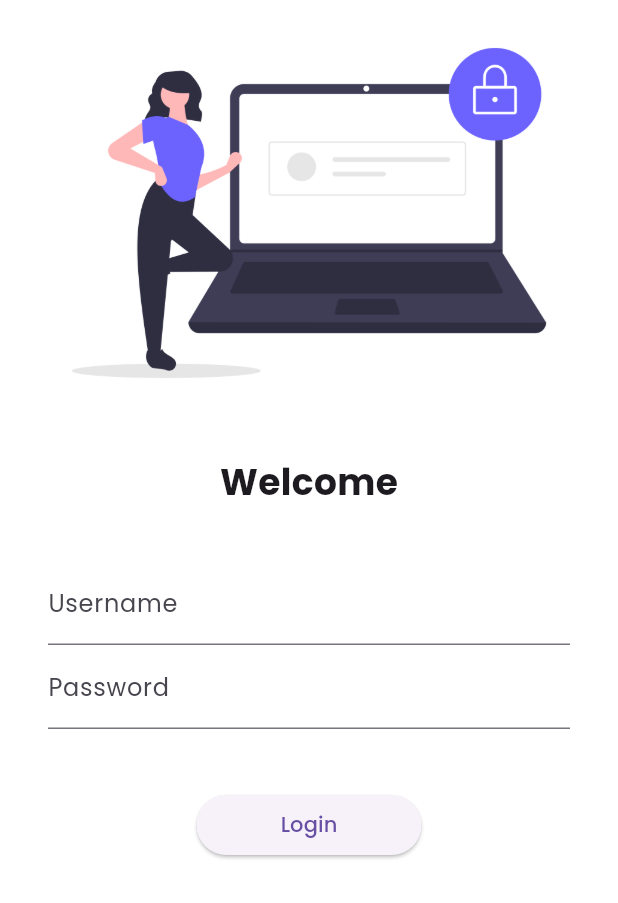
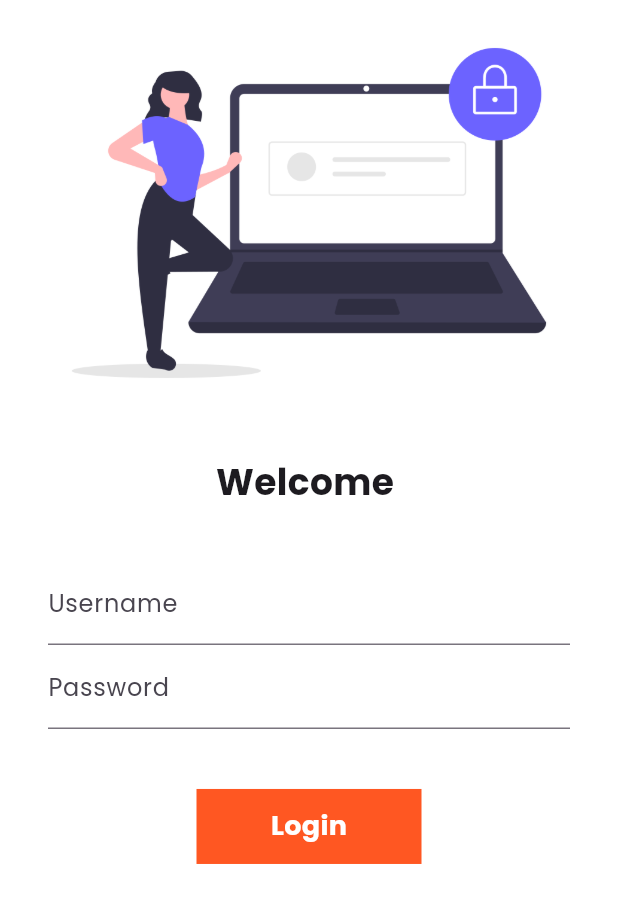
Before and after one commit to aarnvvv/flutter, a Flutter app: the screen it shows after launch, on a phone screen of 412 x 824 dp. Shown: the top 903 px of the screen. Run offline on Flutter 3.47's test engine with Material 3 defaults, Android fonts, the phone set to English and light mode, and no system bars; our stand-ins replace google_fonts.

Commit message:
day 6 completed

```diff
--- a/lib/pages/login_page.dart
+++ b/lib/pages/login_page.dart
@@ -3,8 +3,16 @@
 import 'package:flutter/material.dart';
 import 'package:flutter_catalog/utils/routes.dart';
 
-class LoginPage extends StatelessWidget {
+class LoginPage extends StatefulWidget {
   const LoginPage({super.key});
+
+  @override
+  State<LoginPage> createState() => _LoginPageState();
+}
+
+class _LoginPageState extends State<LoginPage> {
+  String name = "";
+  bool ChangeButton = false;
 
   @override
   Widget build(BuildContext context) {
@@ -21,7 +29,7 @@ class LoginPage extends StatelessWidget {
               height: 20.0,
             ),
             Text(
-              "Welcome",
+              "Welcome $name",
               style: TextStyle(
                 fontSize: 24,
                 fontWeight: FontWeight.bold,
@@ -42,6 +50,10 @@ class LoginPage extends StatelessWidget {
                       hintText: "Enter username",
                       labelText: "Username",
                     ),
+                    onChanged: (value) {
+                      name = value;
+                      setState(() {});
+                    },
                   ),
                   TextFormField(
                     obscureText: true,
@@ -53,13 +65,48 @@ class LoginPage extends StatelessWidget {
                   SizedBox(
                     height: 40.0,
                   ),
-                  ElevatedButton(
-                    onPressed: () {
+                  InkWell(
+                    onTap: () async {
+                      setState(() {
+                        ChangeButton = true;
+                      });
+
+                      await Future.delayed(Duration(seconds: 1));
                       Navigator.pushNamed(context, MyRoutes.homeRoute);
                     },
-                    style: TextButton.styleFrom(minimumSize: Size(150, 40)),
-                    child: Text("Login"),
+                    child: AnimatedContainer(
+                      duration: Duration(seconds: 1),
+                      width: ChangeButton ? 50 : 150,
+                      height: 50,
+                      alignment: Alignment.center,
+                      child: ChangeButton
+                          ? Icon(
+                              Icons.done,
+                              color: Colors.white,
+                            )
+                          : Text(
+                              "Login",
+                              style: TextStyle(
+                                color: Colors.white,
+                                fontWeight: FontWeight.bold,
+                                fontSize: 18,
+                              ),
+                            ),
+                      decoration: BoxDecoration(
+                        color: Colors.deepOrange,
+                        shape:
+                            ChangeButton ? BoxShape.circle : BoxShape.rectangle,
+                      ),
+                    ),
                   ),
+
+                  // ElevatedButton(
+                  //   onPressed: () {
+                  //     Navigator.pushNamed(context, MyRoutes.homeRoute);
+                  //   },
+                  //   style: TextButton.styleFrom(minimumSize: Size(150, 40)),
+                  //   child: Text("Login"),
+                  // ),
                 ],
               ),
             ),
```
